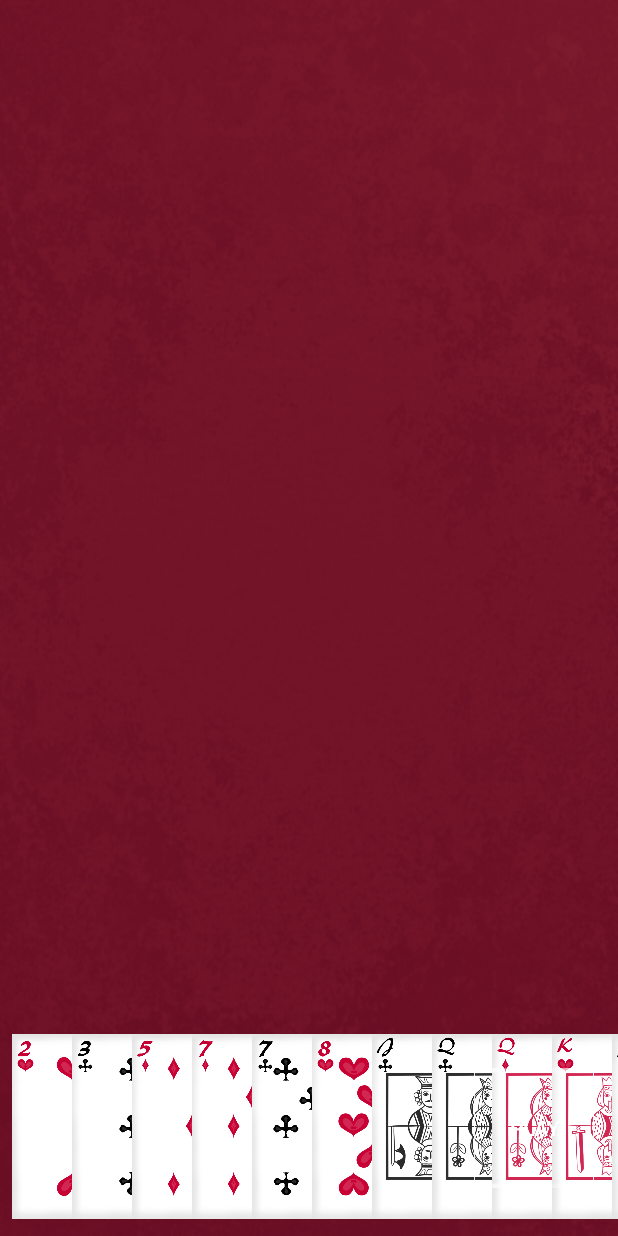
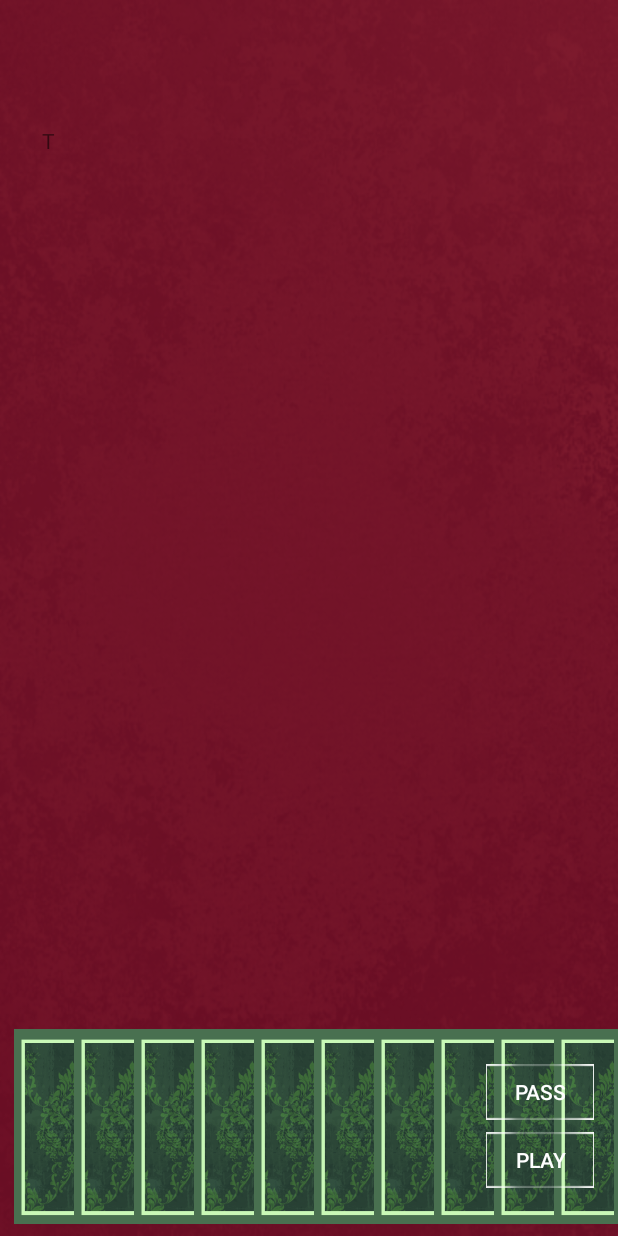
Before and after one commit to wagner-daniel94/Arschloch, an Android app: the GameActivity screen opened directly, with no data from a screen before it, after a tap on "PLAY", on a phone screen of 412 x 824 dp. Run offline under Robolectric (Android 15) with nearby library versions, the phone set to English and light mode, and no system bars.

Commit message:
Alter diese Messages

```diff
--- a/app/src/main/java/com/example/arschloch/Card.java
+++ b/app/src/main/java/com/example/arschloch/Card.java
@@ -6,13 +6,10 @@ Autor: Wagner
 
 package com.example.arschloch;
 
-import android.graphics.Bitmap;
-import android.graphics.drawable.Drawable;
-
 public class Card implements Comparable<Card>{
     private Card_value value;
     private Card_symbol symbol;
-    private boolean isClicked;
+    private boolean isMarked;
 
     int resourceId;
 
@@ -29,6 +26,11 @@ public class Card implements Comparable<Card>{
     public int compareTo(Card o) {
         return value.compareTo(o.value);
     }
+
+
+
+
+    //Getter & Setter
 
     public Card_value getValue() {
         return value;
@@ -48,11 +50,11 @@ public class Card implements Comparable<Card>{
 
     public int getResourceId(){ return this.resourceId; }
 
-    public boolean isClicked() {
-        return isClicked;
+    public boolean isMarked() {
+        return isMarked;
     }
 
-    public void setClicked(boolean clicked) {
-        isClicked = clicked;
+    public void setMarked(boolean marked) {
+        isMarked = marked;
     }
 }
--- a/app/src/main/java/com/example/arschloch/Cards.java
+++ b/app/src/main/java/com/example/arschloch/CardDeck.java
@@ -3,10 +3,10 @@ package com.example.arschloch;
 import java.util.ArrayList;
 import java.util.List;
 
-public class Cards {
+public class CardDeck {
     private List<Card> cards;
 
-    public Cards(){
+    public CardDeck(){
         cards = new ArrayList<Card>();
         //Hearts fertig
         cards.add(new Card(Card_value.two,Card_symbol.hearts,R.drawable.heartstwo));
--- a/app/src/main/java/com/example/arschloch/GameActivity.java
+++ b/app/src/main/java/com/example/arschloch/GameActivity.java
@@ -6,7 +6,6 @@ import android.view.View;
 import android.widget.Button;
 import android.widget.ImageView;
 import android.widget.TextView;
-import android.widget.Toast;
 
 
 import java.util.ArrayList;
@@ -20,22 +19,41 @@ Datum: 21.04.2019
 Autor: Wagner
  */
 
-public class GameActivity extends AppCompatActivity {
-    //Spieler
+public class GameActivity extends AppCompatActivity implements View.OnClickListener {
+
+    //
+
     Player humanPlayer;
     Player opponentPlayer1;
     Player opponentPlayer2;
     Player opponentPlayer3;
     List<ImageView> handCardsImageViews;
+
+
     //Karten
-    Cards card_deck;
-    //Spieler an der Reihe
+
+    CardDeck card_deck;
+
+
+    //Spieler an der
+
     int playersTurn;
     int turnCount = 1;
+
+
     //Anzahl der Karten die zuvor gespielt wurden
+
     static int amountCardsPlayed = 0;
+
+
     //Kartenwert der zuvor gespielten KArten
+
     static Card_value cardValuePlayed;
+
+
+    //Sonstige -> Noch zuweisen
+    Thread klicken;
+
 
     @Override
     protected void onCreate(Bundle savedInstanceState) {
@@ -43,12 +61,10 @@ public class GameActivity extends AppCompatActivity {
         setContentView(R.layout.activity_game);
 
         Button playBtn = (Button) findViewById(R.id.playBtn);
-        playBtn.setOnClickListener(new View.OnClickListener() {
-            @Override
-            public void onClick(View v) {
+        Button passBtn = (Button) findViewById(R.id.passBtn);
 
-            }
-        });
+        playBtn.setOnClickListener(this);
+        passBtn.setOnClickListener(this);
 
         handCardsImageViews = new ArrayList<ImageView>();
 
@@ -67,30 +83,22 @@ public class GameActivity extends AppCompatActivity {
         handCardsImageViews.add((ImageView)findViewById(R.id.card13));
 
 
-        gameLoop();
     }
+@Override
+    public void onClick(View v){
 
-
-    public void gameLoop(){
-
-        cards_distributing();
-        playersTurn = 1;
-
-
-        while(true){
-
-            if(playersTurn == 1){
-
-            }
-
-
-            break;
+        switch (v.getId()){
+            case R.id.playBtn:
+                // Methoden die beim Klick auf Play gestartet werden sollen
+                //PlayHumanCards
+                //PlayAICards
+                break;
+            case R.id.passBtn:
+                // Methoden die beim Klick auf Pass gestartet werden sollen
+                //PlayAICards
+                break;
         }
-
-
-
     }
-
 
 
 /*
@@ -102,7 +110,7 @@ public class GameActivity extends AppCompatActivity {
         //Zähler für ausgeteilte Karten
         int c = 0;
         //Variable um eine Karte zu erstellen
-        card_deck = new Cards();
+        card_deck = new CardDeck();
 
         humanPlayer = new HumanPlayer();
         opponentPlayer1 = new OpponentPlayer();
@@ -170,7 +178,7 @@ public class GameActivity extends AppCompatActivity {
                 handCardsImageViews.get(i).setVisibility(View.VISIBLE);
                 handCardsImageViews.get(i).setImageResource(humanPlayer.getCards().get(i).getResourceId());
                 handCardsImageViews.get(i).setTag(humanPlayer.getCards().get(i).getResourceId());
-                if (humanPlayer.getCards().get(i).isClicked()) {
+                if (humanPlayer.getCards().get(i).isMarked()) {
                     handCardsImageViews.get(i).setBackgroundResource(R.drawable.marked);
                     handCardsImageViews.get(i).setPadding(2, 2, 2, 2);
 
@@ -187,7 +195,7 @@ public class GameActivity extends AppCompatActivity {
         TextView tv = (TextView)findViewById(R.id.spieler1TV);
         tv.setText("");
         for(Card c: humanPlayer.getCards()){
-            if(c.isClicked())
+            if(c.isMarked())
                 tv.setText(tv.getText() + c.getSymbol().toString() + c.getValue().toString() + " ");
         }
 
@@ -253,4 +261,6 @@ public class GameActivity extends AppCompatActivity {
             return playersTurn++;
 
     }
+
+
 }
--- a/app/src/main/java/com/example/arschloch/OpponentPlayer.java
+++ b/app/src/main/java/com/example/arschloch/OpponentPlayer.java
@@ -19,7 +19,7 @@ public class OpponentPlayer extends Player
                 combination.add(this.getCards().get(0));
                 this.getCards().remove(0);
             }
-            if(GameActivity.check_combination(combination)){
+            if(this.check_combination(combination)){
                 amountCardsPlayed = combination.size();
                 cardValuePlayed = cv;
             }
--- a/app/src/main/res/layout/activity_game.xml
+++ b/app/src/main/res/layout/activity_game.xml
@@ -20,14 +20,26 @@
 
     <Button
         android:id="@+id/playBtn"
-        android:layout_width="80dp"
-        android:layout_height="80dp"
+        android:layout_width="72dp"
+        android:layout_height="37dp"
         android:layout_marginEnd="16dp"
         android:layout_marginBottom="32dp"
         android:background="@drawable/buttonborder"
         android:text="play"
         android:textColor="#FFFFFF"
         app:layout_constraintBottom_toBottomOf="parent"
+        app:layout_constraintEnd_toEndOf="parent" />
+
+    <Button
+        android:id="@+id/passBtn"
+        android:layout_width="72dp"
+        android:layout_height="37dp"
+        android:layout_marginEnd="16dp"
+        android:layout_marginBottom="8dp"
+        android:background="@drawable/buttonborder"
+        android:text="pass"
+        android:textColor="#FFFFFF"
+        app:layout_constraintBottom_toTopOf="@+id/playBtn"
         app:layout_constraintEnd_toEndOf="parent" />
 
     <RelativeLayout
```
Also changed, not shown: app/src/main/java/com/example/arschloch/GameTable.java (deleted, +0 -12 lines), app/src/main/java/com/example/arschloch/HumanPlayer.java (+5 -6 lines), app/src/main/java/com/example/arschloch/Player.java (+25 -20 lines).
